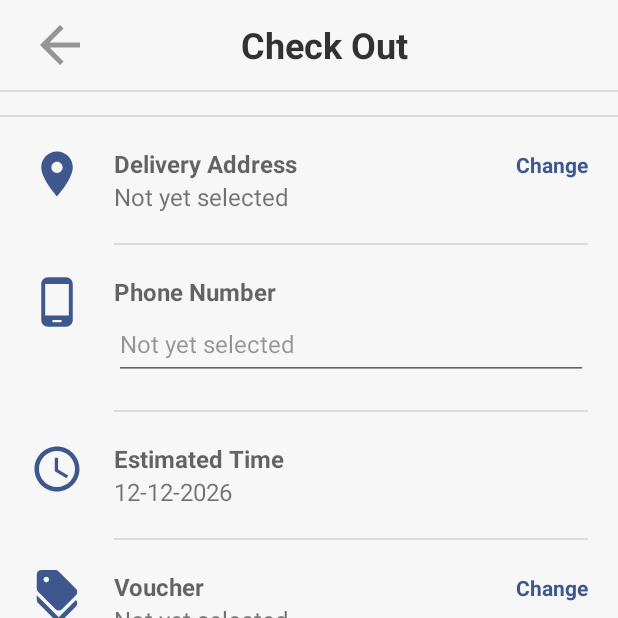
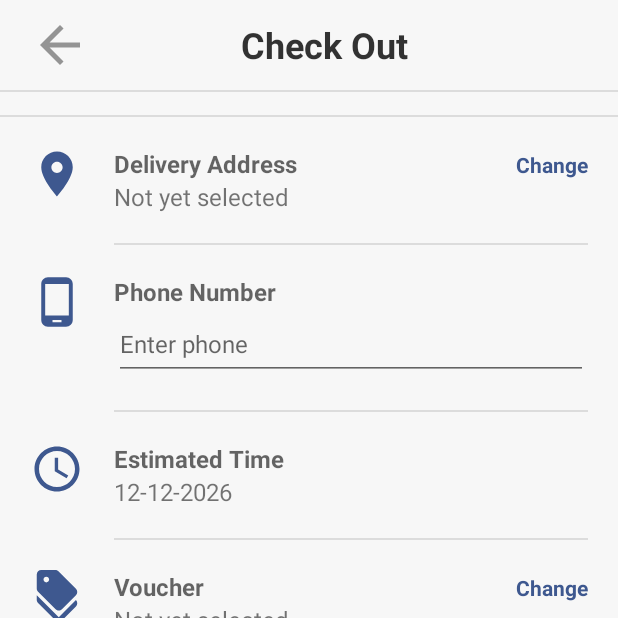
Before and after one commit to hault033092/RMIT-COSC2657-AndroidDev-2022C, an Android app: the CheckOutActivity screen opened directly, with no data from a screen before it, on a phone screen of 412 x 824 dp, the top half of it. Run offline under Robolectric (Android 15) with nearby library versions, the phone set to English and light mode, and no system bars; 1 statement that could not run was skipped.

Commit message:
checkout

```diff
--- a/app/src/main/java/com/example/myapplication/CheckOutActivity.java
+++ b/app/src/main/java/com/example/myapplication/CheckOutActivity.java
@@ -24,6 +24,7 @@ import android.widget.TextView;
 import android.widget.Toast;
 
 import com.example.myapplication.Adapter.CheckOutAdapter;
+import com.example.myapplication.Adapter.LocalItemsSingleton;
 import com.example.myapplication.Entity.Item;
 import com.example.myapplication.Entity.Voucher;
 import com.example.myapplication.Interface.IConfirmLocation;
@@ -50,6 +51,7 @@ public class CheckOutActivity extends AppCompatActivity {
     float voucher = 0;
 
     private final String DEFAULTTEXT = "Not yet selected";
+    private final String DEFAULTTEXT2 = "";
 
     private final static int LOCATION_REQUEST_CODE = 23;
     private  final static int VOUCHER_REQUEST_CODE = 20;
@@ -153,7 +155,7 @@ public class CheckOutActivity extends AppCompatActivity {
                     Toast.makeText(CheckOutActivity.this,"Address has not been added",Toast.LENGTH_SHORT).show();
                     return;
                 }
-                if(phone.compareTo(DEFAULTTEXT) == 0) {
+                if(phone.compareTo(DEFAULTTEXT2) == 0) {
                     Toast.makeText(CheckOutActivity.this,"Phone has not been added",Toast.LENGTH_SHORT).show();
                     return;
                 }
@@ -161,7 +163,7 @@ public class CheckOutActivity extends AppCompatActivity {
                 //write your code here
 
                 //empty cart on success
-
+                //LocalItemsSingleton.getInstance().clear();
             }
         });
 
--- a/app/src/main/res/layout/activity_check_out.xml
+++ b/app/src/main/res/layout/activity_check_out.xml
@@ -208,9 +208,9 @@
                         android:layout_width="match_parent"
                         android:layout_height="wrap_content"
                         android:ems="10"
+                        android:hint="Enter phone"
                         android:inputType="phone"
                         android:minHeight="48dp"
-                        android:text="Not yet selected"
                         android:textColor="#66000000"
                         android:textSize="16sp" />
 
```
